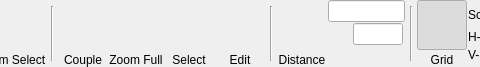
MMetze/DMHelper, file DMHelper/src/ribbontabmap.ui: the form before one commit; both pictures show x 188 to 668 and y 0 to 67 of the 1457 by 67 pixel window.
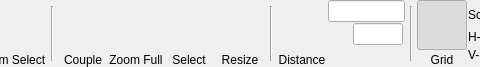
The form after the commit. Icons and pictures are not drawn. Custom widgets are drawn as their Qt base class.

The edit to the form file:
```diff
--- a/DMHelper/src/ribbontabmap.ui
+++ b/DMHelper/src/ribbontabmap.ui
@@ -488,7 +488,7 @@
      <item>
       <widget class="QLabel" name="lblEditCamera">
        <property name="text">
-        <string>Edit</string>
+        <string>Resize</string>
        </property>
        <property name="alignment">
         <set>Qt::AlignBottom|Qt::AlignHCenter</set>
```
Left out of the diff: 2 changed lines with no effect on the pictures.
